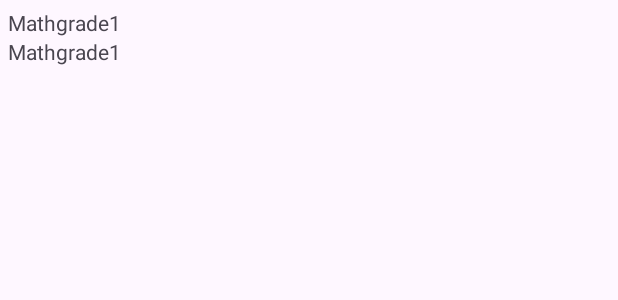
After one commit to TienMinh8/math, an Android app: the layout item_result.xml on its own in the app's theme, with its tools: preview values and no code run, on a phone screen of 412 x 824 dp. The commit adds this screen. Shown: the top 300 px of the screen. Run offline under Robolectric (Android 15) with nearby library versions, the phone set to English and light mode, and no system bars.

Commit message:
"update 30"

```diff
--- /dev/null
+++ b/app/src/main/res/layout/item_result.xml
@@ -0,0 +1,34 @@
+<?xml version="1.0" encoding="utf-8"?>
+<androidx.constraintlayout.widget.ConstraintLayout xmlns:android="http://schemas.android.com/apk/res/android"
+    xmlns:tools="http://schemas.android.com/tools"
+    android:layout_width="match_parent"
+    android:layout_height="match_parent">
+
+    <RelativeLayout
+        android:layout_width="match_parent"
+        android:layout_height="wrap_content"
+        android:padding="5dp"
+        tools:ignore="MissingConstraints">
+
+        <TableLayout
+            android:layout_width="match_parent"
+            android:layout_height="wrap_content"
+            android:orientation="horizontal">
+
+            <TextView
+                android:id="@+id/questionText"
+                android:layout_width="wrap_content"
+                android:layout_height="wrap_content"
+                android:text="@string/app_name"
+                android:layout_alignParentStart="true"/>
+
+            <TextView
+                android:id="@+id/result"
+                android:layout_width="wrap_content"
+                android:layout_height="wrap_content"
+                android:layout_alignParentEnd="true"
+                android:text="@string/app_name"/>
+        </TableLayout>
+    </RelativeLayout>
+
+</androidx.constraintlayout.widget.ConstraintLayout>
```
Also changed, not shown: app/src/main/AndroidManifest.xml (+7 -3 lines), app/src/main/java/com/example/mathgrade1/DetailResultActivity.java (added, +59 -0 lines), app/src/main/java/com/example/mathgrade1/PlayActivity.java (+36 -23 lines), app/src/main/java/com/example/mathgrade1/ResultActivity.java (+27 -14 lines), app/src/main/res/layout/activity_detailed_result.xml (added, +67 -0 lines), app/src/main/res/layout/activity_result.xml (+91 -55 lines).
